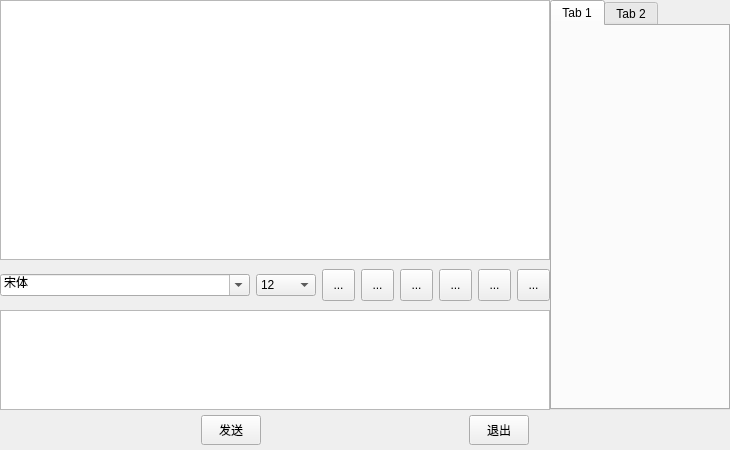
Old version of the form client/chatting/groupchatting.ui in the repository Zzzzzya/Chating-Room.
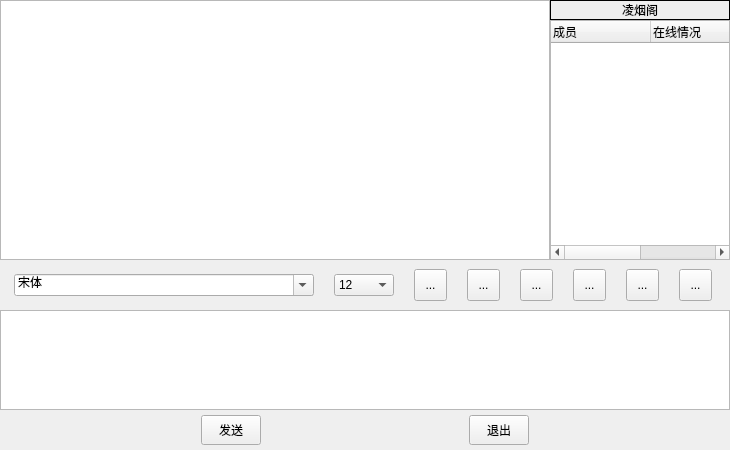
New version of the form. Icons and pictures are not drawn.

Commit message: 完成了groupchatting的页面设计

```diff
--- a/client/chatting/groupchatting.ui
+++ b/client/chatting/groupchatting.ui
@@ -18,7 +18,7 @@
     <rect>
      <x>0</x>
      <y>260</y>
-     <width>550</width>
+     <width>730</width>
      <height>50</height>
     </rect>
    </property>
@@ -299,7 +299,7 @@
     <rect>
      <x>0</x>
      <y>310</y>
-     <width>550</width>
+     <width>730</width>
      <height>100</height>
     </rect>
    </property>
@@ -394,28 +394,50 @@
     </rect>
    </property>
   </widget>
-  <widget class="QTabWidget" name="tabWidget">
+  <widget class="QTableWidget" name="tableWidget">
+   <property name="geometry">
+    <rect>
+     <x>550</x>
+     <y>20</y>
+     <width>180</width>
+     <height>240</height>
+    </rect>
+   </property>
+   <column>
+    <property name="text">
+     <string>成员</string>
+    </property>
+    <property name="textAlignment">
+     <set>AlignLeading|AlignVCenter</set>
+    </property>
+   </column>
+   <column>
+    <property name="text">
+     <string>在线情况</string>
+    </property>
+    <property name="textAlignment">
+     <set>AlignLeading|AlignVCenter</set>
+    </property>
+   </column>
+  </widget>
+  <widget class="QLabel" name="gName">
    <property name="geometry">
     <rect>
      <x>550</x>
      <y>0</y>
      <width>180</width>
-     <height>410</height>
+     <height>20</height>
     </rect>
    </property>
-   <property name="currentIndex">
-    <number>0</number>
+   <property name="frameShape">
+    <enum>QFrame::Panel</enum>
    </property>
-   <widget class="QWidget" name="tab">
-    <attribute name="title">
-     <string>Tab 1</string>
-    </attribute>
-   </widget>
-   <widget class="QWidget" name="tab_2">
-    <attribute name="title">
-     <string>Tab 2</string>
-    </attribute>
-   </widget>
+   <property name="text">
+    <string>凌烟阁</string>
+   </property>
+   <property name="alignment">
+    <set>Qt::AlignCenter</set>
+   </property>
   </widget>
  </widget>
  <resources>
```
Left out of the diff: 18 changed lines with no effect on the pictures. The commit also changes 5 other files.
